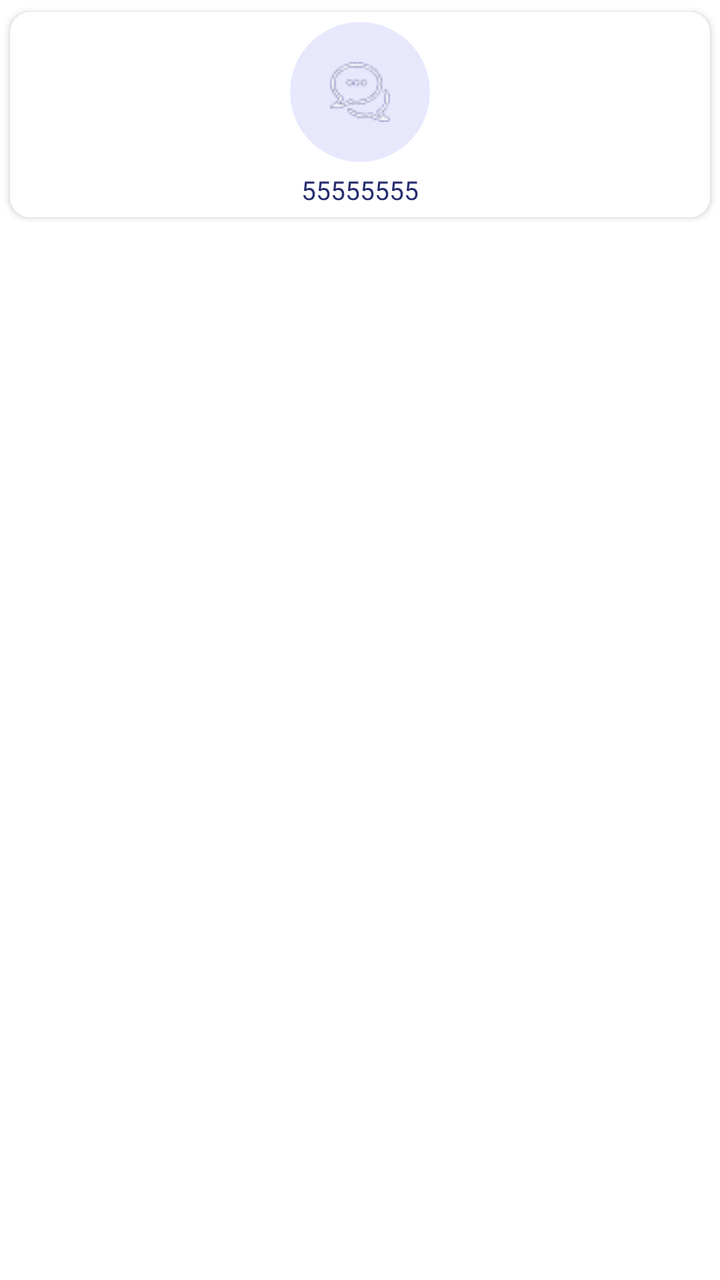
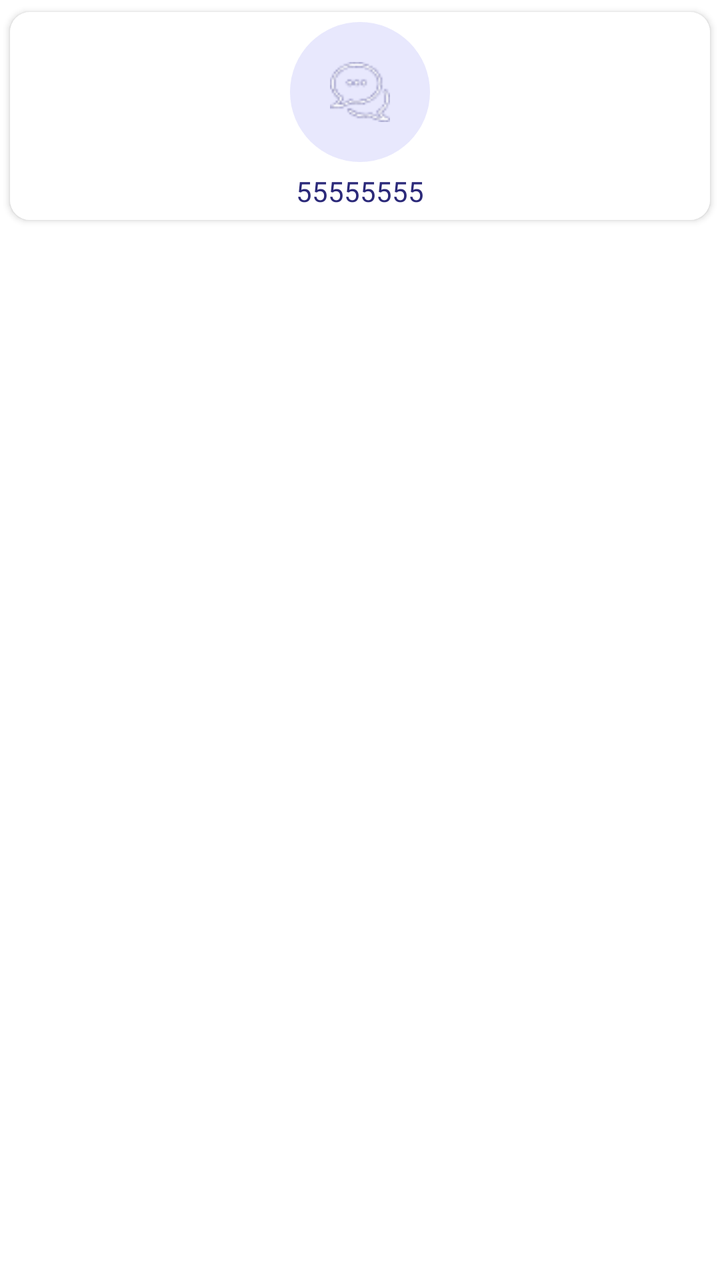

An Android layout rendered at two revisions. The XML below is the earlier revision; the diff shows what the commit changed to produce the second picture.
<!-- AndroidManifest.xml: application theme Theme.NewDesign -->
<!-- res/layout/item_layout_rvservices.xml -->
<?xml version="1.0" encoding="utf-8"?>
<androidx.constraintlayout.widget.ConstraintLayout xmlns:android="http://schemas.android.com/apk/res/android"
    android:layout_width="match_parent"
    android:layout_height="wrap_content"
    xmlns:app="http://schemas.android.com/apk/res-auto">

    <androidx.cardview.widget.CardView
        android:id="@+id/cardview"
        android:layout_width="match_parent"
        android:layout_height="wrap_content"
        app:cardCornerRadius="10dp"
        app:cardUseCompatPadding="true"
        android:background="@color/color_completeprofile"
        app:layout_constraintEnd_toEndOf="parent"
        app:layout_constraintStart_toStartOf="parent"
        app:layout_constraintTop_toTopOf="parent"

        >

        <androidx.constraintlayout.widget.ConstraintLayout
            android:id="@+id/layput_services"
            android:layout_width="match_parent"
            android:layout_height="match_parent"
            android:background="@color/white"
            android:padding="5dp"
            >

            <androidx.constraintlayout.widget.ConstraintLayout
                android:id="@+id/layout_uploadImage"
                android:layout_width="70dp"
                android:layout_height="70dp"
                android:background="@drawable/bg_circlemove"
                app:layout_constraintTop_toTopOf="parent"
                app:layout_constraintEnd_toEndOf="parent"
               app:layout_constraintStart_toStartOf="parent">

                <com.google.android.material.imageview.ShapeableImageView
                    android:id="@+id/iv_services"
                    android:layout_width="30dp"
                    android:layout_height="30dp"
                    android:adjustViewBounds="true"
                    android:src="@drawable/ic_chat"
                    app:layout_constraintBottom_toBottomOf="parent"
                    app:layout_constraintEnd_toEndOf="parent"
                    app:layout_constraintStart_toStartOf="parent"
                    app:layout_constraintTop_toTopOf="parent" />
            </androidx.constraintlayout.widget.ConstraintLayout>


            <TextView
                android:id="@+id/tv_serviceName"
                android:layout_width="wrap_content"
                android:layout_height="wrap_content"
                android:layout_marginTop="5dp"
                android:text="55555555"
                android:gravity="center"
                android:textAppearance="@style/TextAppearance.AppCompat.Headline"
                android:textColor="@color/color_primary"
                android:textSize="13sp"
                app:layout_constraintStart_toStartOf="parent"
                app:layout_constraintEnd_toEndOf="parent"
                app:layout_constraintTop_toBottomOf="@+id/layout_uploadImage" />





        </androidx.constraintlayout.widget.ConstraintLayout>

    </androidx.cardview.widget.CardView>
</androidx.constraintlayout.widget.ConstraintLayout>
<!-- resources referenced by this layout -->
<resources>
  <color name="color_completeprofile">#E8E8FD</color>
  <color name="color_primary">#262D70</color>
  <color name="white">#FFFFFFFF</color>
  <!-- drawable bg_circlemove (drawable) -->
  <?xml version="1.0" encoding="utf-8"?>
  <shape xmlns:android="http://schemas.android.com/apk/res/android"
      android:shape="oval"
      >
  
      <size android:width="20dp" android:height="20dp"/>
      <solid android:color="@color/move"/>
  
  </shape>
  <!-- drawable ic_chat: png bitmap (drawable, 1329 bytes) -->
  <style name="Theme.NewDesign" parent="Theme.MaterialComponents.Light.NoActionBar">
          
          <item name="colorPrimary">@color/purple_500</item>
          <item name="colorPrimaryVariant">@color/purple_700</item>
          <item name="colorOnPrimary">@color/white</item>
          
          <item name="colorSecondary">#0639BA</item>
          <item name="colorSecondaryVariant">@color/teal_700</item>
          <item name="colorOnSecondary">@color/black</item>
          
          <item name="android:statusBarColor">?attr/colorPrimaryVariant</item>
          
      </style>
  <color name="move">#E8E8FD</color>
  <color name="purple_500">#AEB3BE</color>
  <color name="purple_700">#FF3700B3</color>
  <color name="teal_700">#FF018786</color>
  <color name="black">#FF000000</color>
</resources>

<!-- the commit's change to res/layout/item_layout_rvservices.xml (unified diff, before → after) -->
@@ -55,8 +55,8 @@
                 android:text="55555555"
                 android:gravity="center"
                 android:textAppearance="@style/TextAppearance.AppCompat.Headline"
-                android:textColor="@color/color_primary"
-                android:textSize="13sp"
+                android:textColor="@color/blue"
+                android:textSize="14sp"
                 app:layout_constraintStart_toStartOf="parent"
                 app:layout_constraintEnd_toEndOf="parent"
                 app:layout_constraintTop_toBottomOf="@+id/layout_uploadImage" />
<!-- resource entries referenced after the edit -->
@@ -1,7 +1,7 @@
 <!-- resources referenced by this layout -->
 <resources>
+  <color name="blue">#2B2979</color>
   <color name="color_completeprofile">#E8E8FD</color>
-  <color name="color_primary">#262D70</color>
   <color name="white">#FFFFFFFF</color>
   <!-- drawable bg_circlemove (drawable) -->
   <?xml version="1.0" encoding="utf-8"?>
